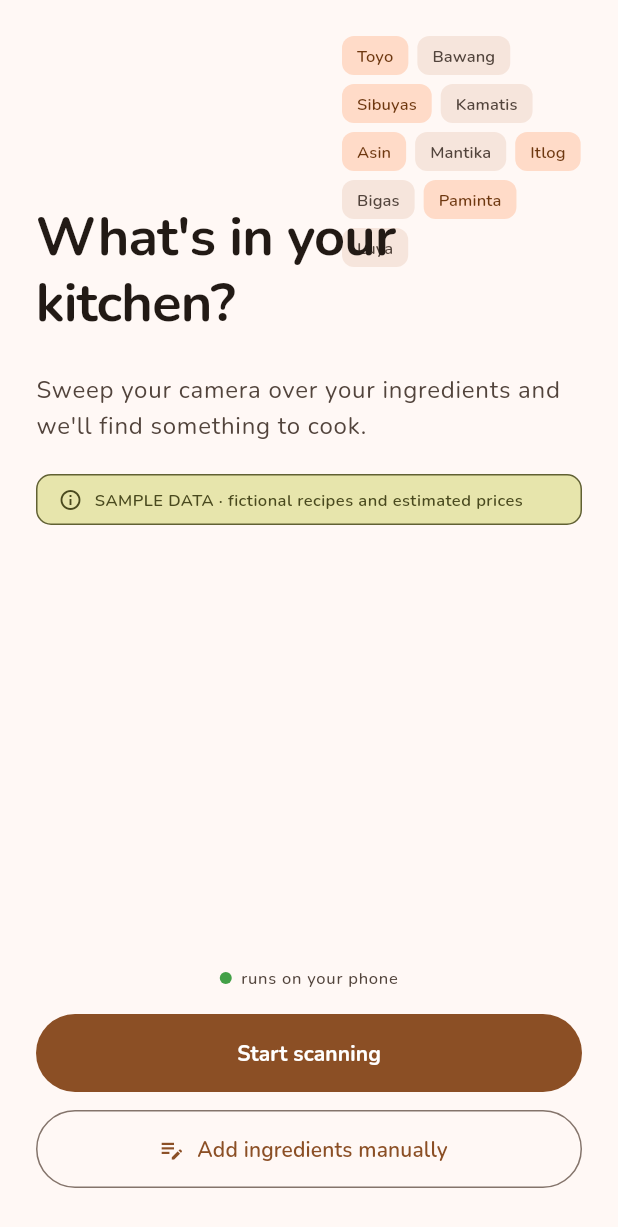
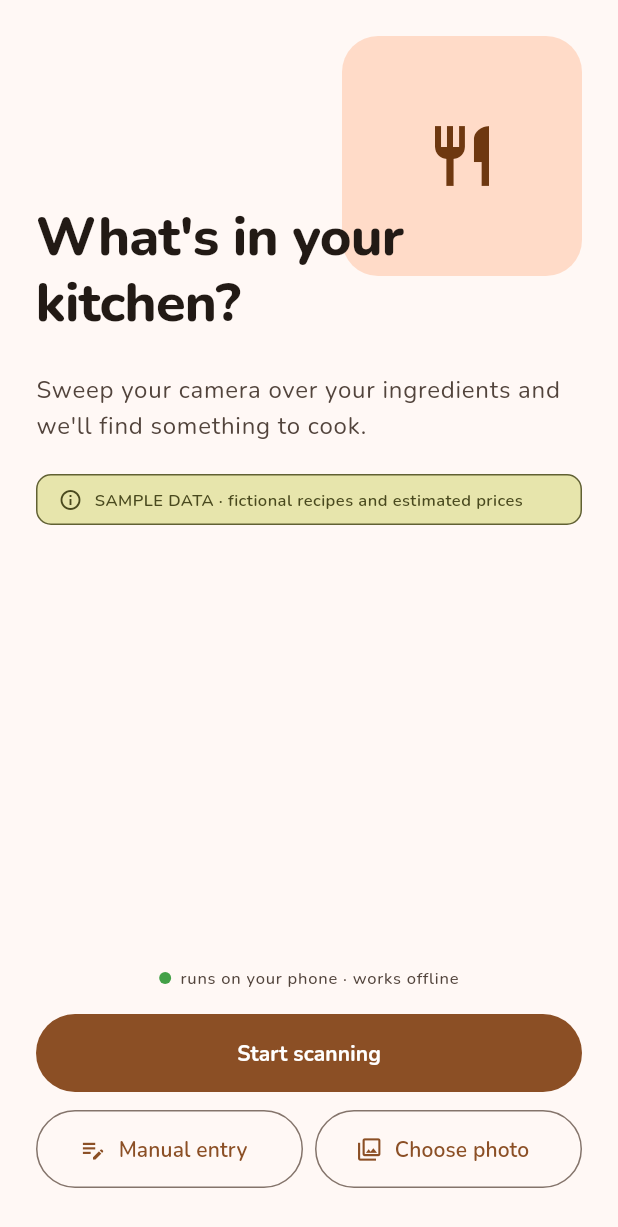
Before and after one commit to novadar-star/APPBUILDERS, a Flutter app: the screen it shows after launch, on a phone screen of 412 x 824 dp. Shown: the top 1227 px of the screen. Run offline on Flutter 3.47's test engine with Material 3 defaults, Android fonts, the phone set to English and light mode, and no system bars; our stand-ins replace camera, device_preview, flutter_riverpod, go_router, google_fonts, image_picker and 1 more.

Commit message:
fix: blockers + hackathon boosters (MOCK badge, camera perms, DevicePreview guard, retry streaming, cost footer, offline badge, photo picker, token timer)

```diff
--- a/lib/features/home/home_screen.dart
+++ b/lib/features/home/home_screen.dart
@@ -1,27 +1,33 @@
-// HomeScreen — T9 (curated asymmetric layout, Apple HIG pass)
+// HomeScreen
 import 'package:flutter/material.dart';
 import 'package:flutter/services.dart';
 import 'package:flutter_riverpod/flutter_riverpod.dart';
 import 'package:go_router/go_router.dart';
 import 'package:snapfood/app/providers.dart';
-import 'package:snapfood/app/theme.dart';
 import 'package:snapfood/shared/sample_notice.dart';
-
-// Pantry words shown in the hero mosaic — Filipino staples, dorm-friendly
-const List<String> _pantryWords = [
-  'Toyo', 'Bawang', 'Sibuyas', 'Kamatis', 'Asin',
-  'Mantika', 'Itlog', 'Bigas', 'Paminta', 'Luya',
-];
 
 class HomeScreen extends ConsumerWidget {
   const HomeScreen({super.key});
+
+  Future<void> _pickPhoto(BuildContext context, WidgetRef ref) async {
+    final picker = ref.read(photoPickerProvider);
+    final path = await picker.pickPhoto();
+    if (path == null) return;
+    // Photo picked — feed through the detector (mock returns top-3)
+    final detector = ref.read(detectorProvider);
+    final predictions = await detector.predictFromFile(path);
+    if (predictions.isNotEmpty) {
+      final ids = predictions.map((p) => p.ingredientId).toSet();
+      ref.read(ownedIngredientsProvider.notifier).state = ids;
+    }
+    if (context.mounted) context.go('/review');
+  }
 
   @override
   Widget build(BuildContext context, WidgetRef ref) {
     final ownedIngredients = ref.watch(ownedIngredientsProvider);
     final theme = Theme.of(context);
     final colorScheme = theme.colorScheme;
-    final shapes = theme.extension<SnapFoodShapes>();
 
     return Scaffold(
       body: SafeArea(
@@ -32,24 +38,32 @@ class HomeScreen extends ConsumerWidget {
             children: [
               const SizedBox(height: 24),
 
-              // ── Upper hero zone — mosaic top-right, title bottom-left ──
+              // Upper hero zone
               SizedBox(
                 height: 200,
                 child: Stack(
                   clipBehavior: Clip.none,
                   children: [
-                    // Ingredient mosaic — upper right
+                    // Illustration upper right
                     Positioned(
                       top: 0,
                       right: 0,
-                      child: _IngredientMosaic(
-                        words: _pantryWords,
-                        colorScheme: colorScheme,
-                        shapes: shapes,
+                      child: Container(
+                        width: 160,
+                        height: 160,
+                        decoration: BoxDecoration(
+                          color: colorScheme.primaryContainer,
+                          borderRadius: BorderRadius.circular(24),
+                        ),
+                        child: Icon(
+                          Icons.restaurant,
+                          size: 48,
+                          color: colorScheme.onPrimaryContainer,
+                        ),
                       ),
                     ),
 
-                    // Title — bottom left, w700 (reserve w800 for recipe names)
+                    // Title bottom left
                     Positioned(
                       bottom: 0,
                       left: 0,
@@ -57,7 +71,7 @@ class HomeScreen extends ConsumerWidget {
                       child: Text(
                         "What's in your\nkitchen?",
                         style: theme.textTheme.displaySmall?.copyWith(
-                          fontWeight: FontWeight.w700,
+                          fontWeight: FontWeight.w800,
                           letterSpacing: -0.5,
                           color: colorScheme.onSurface,
                         ),
@@ -69,7 +83,6 @@ class HomeScreen extends ConsumerWidget {
 
               const SizedBox(height: 24),
 
-              // ── Subtitle ────────────────────────────────────────────────
               Text(
                 'Sweep your camera over your ingredients and we\'ll find something to cook.',
                 style: theme.textTheme.bodyLarge?.copyWith(
@@ -80,25 +93,20 @@ class HomeScreen extends ConsumerWidget {
 
               const SizedBox(height: 20),
 
-              // ── SAMPLE DATA notice ──────────────────────────────────────
               const SampleNotice(),
 
-              // ── Ingredient count — InkWell with 44dp min target + haptic ──
+              // Ingredient count chip if any confirmed
               if (ownedIngredients.isNotEmpty) ...[
                 const SizedBox(height: 16),
-                Material(
-                  color: colorScheme.primary.withValues(alpha: 0.10),
-                  borderRadius: BorderRadius.circular(shapes?.input ?? 12),
-                  child: InkWell(
-                    onTap: () {
-                      HapticFeedback.selectionClick();
-                      context.go('/review');
-                    },
-                    borderRadius: BorderRadius.circular(shapes?.input ?? 12),
+                GestureDetector(
+                  onTap: () => context.go('/review'),
                   child: Container(
-                      constraints: const BoxConstraints(minHeight: 44),
                     padding: const EdgeInsets.symmetric(
-                          horizontal: 14, vertical: 10),
+                        horizontal: 14, vertical: 8),
+                    decoration: BoxDecoration(
+                      color: colorScheme.primary.withValues(alpha: 0.15),
+                      borderRadius: BorderRadius.circular(12),
+                    ),
                     child: Row(
                       mainAxisSize: MainAxisSize.min,
                       children: [
@@ -106,7 +114,7 @@ class HomeScreen extends ConsumerWidget {
                             size: 16, color: colorScheme.primary),
                         const SizedBox(width: 6),
                         Text(
-                            '${ownedIngredients.length} ingredient${ownedIngredients.length == 1 ? '' : 's'} confirmed — tap to review',
+                          '${ownedIngredients.length} ingredient${ownedIngredients.length == 1 ? '' : 's'} confirmed \u2014 tap to review',
                           style: theme.textTheme.bodyMedium?.copyWith(
                             color: colorScheme.primary,
                             fontWeight: FontWeight.w600,
@@ -116,12 +124,11 @@ class HomeScreen extends ConsumerWidget {
                     ),
                   ),
                 ),
-                ),
               ],
 
               const Spacer(),
 
-              // ── On-device badge — one canonical placement, bottom center ──
+              // Offline indicator
               Center(
                 child: Row(
                   mainAxisSize: MainAxisSize.min,
@@ -136,7 +143,7 @@ class HomeScreen extends ConsumerWidget {
                     ),
                     const SizedBox(width: 6),
                     Text(
-                      'runs on your phone',
+                      'runs on your phone \u00b7 works offline',
                       style: theme.textTheme.labelSmall?.copyWith(
                         color: colorScheme.onSurfaceVariant,
                       ),
@@ -147,7 +154,7 @@ class HomeScreen extends ConsumerWidget {
 
               const SizedBox(height: 16),
 
-              // ── Primary CTA ─────────────────────────────────────────────
+              // Primary CTA
               SizedBox(
                 width: double.infinity,
                 height: 52,
@@ -165,21 +172,37 @@ class HomeScreen extends ConsumerWidget {
 
               const SizedBox(height: 12),
 
-              // ── Secondary CTA — haptic added ────────────────────────────
-              SizedBox(
-                width: double.infinity,
+              // Secondary CTAs — manual entry + photo picker
+              Row(
+                children: [
+                  Expanded(
+                    child: SizedBox(
                       height: 52,
                       child: OutlinedButton.icon(
-                  onPressed: () {
-                    HapticFeedback.selectionClick();
-                    context.go('/review');
-                  },
+                        onPressed: () => context.go('/review'),
                         icon: const Icon(Icons.edit_note),
                         label: const Text(
-                    'Add ingredients manually',
+                          'Manual entry',
                           style: TextStyle(fontWeight: FontWeight.w600),
                         ),
                       ),
+                    ),
+                  ),
+                  const SizedBox(width: 8),
+                  Expanded(
+                    child: SizedBox(
+                      height: 52,
+                      child: OutlinedButton.icon(
+                        onPressed: () => _pickPhoto(context, ref),
+                        icon: const Icon(Icons.photo_library_outlined),
+                        label: const Text(
+                          'Choose photo',
+                          style: TextStyle(fontWeight: FontWeight.w600),
+                        ),
+                      ),
+                    ),
+                  ),
+                ],
               ),
 
               const SizedBox(height: 32),
@@ -190,64 +213,3 @@ class HomeScreen extends ConsumerWidget {
     );
   }
 }
-
-// ---------------------------------------------------------------------------
-// _IngredientMosaic — pantry word cloud, product-specific hero element
-// ---------------------------------------------------------------------------
-
-class _IngredientMosaic extends StatelessWidget {
-  final List<String> words;
-  final ColorScheme colorScheme;
-  final SnapFoodShapes? shapes;
-
-  const _IngredientMosaic({
-    required this.words,
-    required this.colorScheme,
-    required this.shapes,
-  });
-
-  @override
-  Widget build(BuildContext context) {
-    final theme = Theme.of(context);
-    // Alternate between two tones for visual rhythm
-    final colors = [
-      colorScheme.primaryContainer,
-      colorScheme.surfaceContainerHigh,
-    ];
-    final textColors = [
-      colorScheme.onPrimaryContainer,
-      colorScheme.onSurfaceVariant,
-    ];
-
-    return SizedBox(
-      width: 160,
-      height: 160,
-      child: Wrap(
-        spacing: 6,
-        runSpacing: 6,
-        children: words.asMap().entries.map((entry) {
-          final i = entry.key;
-          final word = entry.value;
-          final bg = colors[i % 2];
-          final fg = textColors[i % 2];
-          return Container(
-            padding: const EdgeInsets.symmetric(horizontal: 10, vertical: 5),
-            decoration: BoxDecoration(
-              color: bg,
-              borderRadius:
-                  BorderRadius.circular(shapes?.chip ?? 8.0),
-            ),
-            child: Text(
-              word,
-              style: theme.textTheme.labelSmall?.copyWith(
-                color: fg,
-                fontWeight: FontWeight.w600,
-                letterSpacing: 0.1,
-              ),
-            ),
-          );
-        }).toList(),
-      ),
-    );
-  }
-}
```
Also changed, not shown: lib/features/detail/detail_screen.dart (+70 -44 lines). Lines whose indentation alone changed are shown as unchanged.
